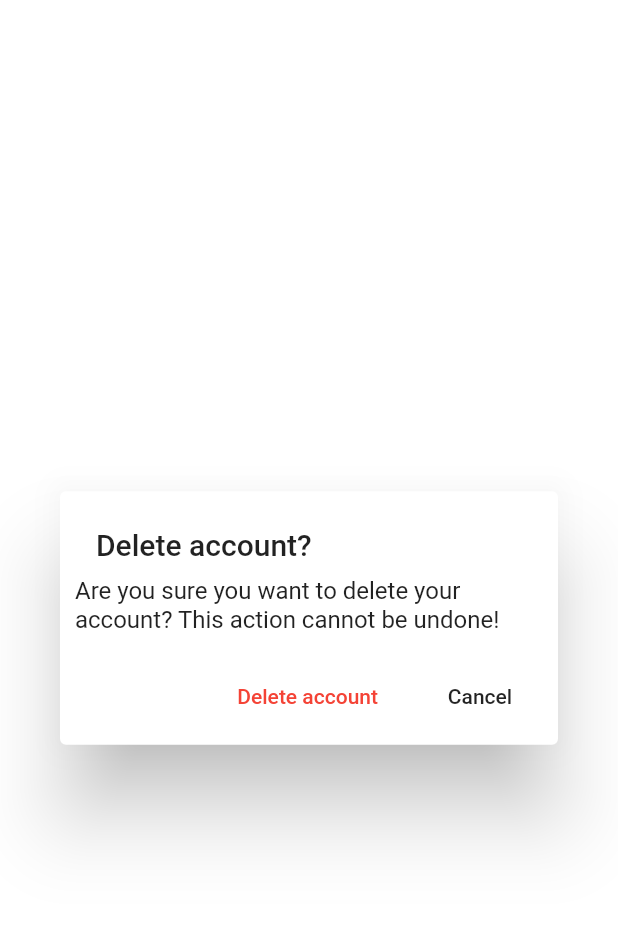
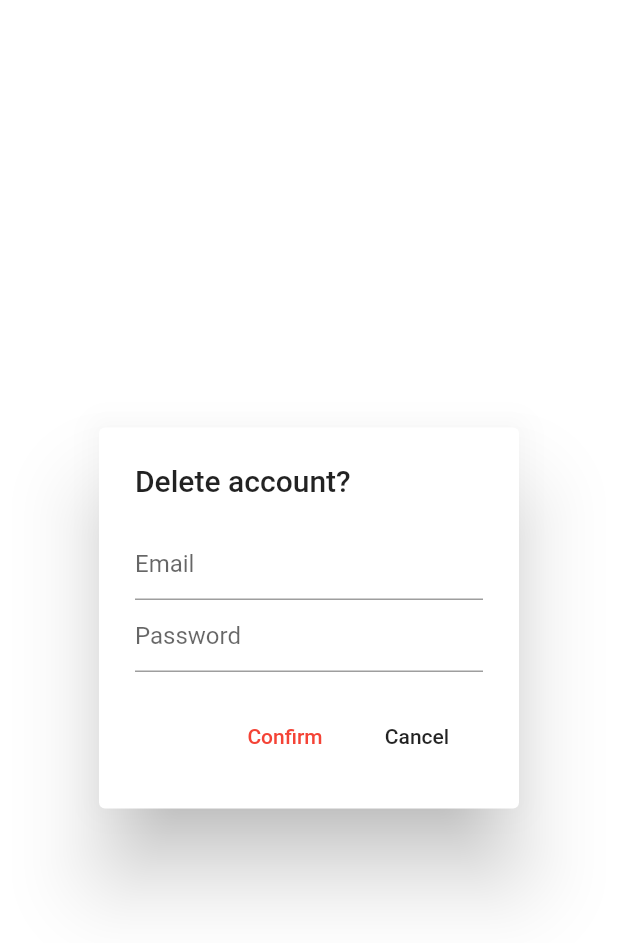
Before and after one commit to chair-fight/student_toolbox, a Flutter app: the DeleteAccountDialog widget shown alone on an empty page, opened directly, on a phone screen of 412 x 824 dp. Shown: the top 943 px of the screen. Run offline on Flutter 3.47's test engine with Material 2 defaults, Android fonts, the phone set to English and light mode, and no system bars; our stand-ins replace firebase_auth, firebase_core, flutter_spinkit, shared_preferences; accounts and stored records are empty.

Commit message:
Completed account deletion

```diff
--- a/lib/services/auth.dart
+++ b/lib/services/auth.dart
@@ -27,5 +27,8 @@ class AuthService {
 
   User get currentUser => FirebaseAuth.instance.currentUser;
 
-  Future<void> deleteAccount() async => await _auth.currentUser.delete();
+  Future<void> deleteAccount(String email, String password) async {
+    var user = await emailSignIn(email, password);
+    await user.delete();
+  }
 }
--- a/lib/widgets/dialogs/delete_account_dialog.dart
+++ b/lib/widgets/dialogs/delete_account_dialog.dart
@@ -1,37 +1,82 @@
-import 'package:firebase_auth/firebase_auth.dart';
 import 'package:flutter/material.dart';
 import 'package:student_toolbox/services/auth.dart';
+import 'package:student_toolbox/services/validators/email_validator.dart';
+import 'package:student_toolbox/services/validators/password_validator.dart';
 
-class DeleteAccountDialog extends StatelessWidget {
+class DeleteAccountDialog extends StatefulWidget {
+  @override
+  _DeleteAccountDialogState createState() => _DeleteAccountDialogState();
+}
+
+class _DeleteAccountDialogState extends State<DeleteAccountDialog> {
+  String _email = '';
+  String _password = '';
+
+  String _firebaseError = '';
+
+  GlobalKey<FormState> _formKey = GlobalKey<FormState>();
+
+  _confirmBtnClicked() async {
+    if (_formKey.currentState.validate())
+      try {
+        await AuthService().deleteAccount(_email, _password);
+        Navigator.of(context).pop();
+        Navigator.of(context).pop();
+      } catch (e) {
+        setState(() {
+          _firebaseError = e.toString();
+        });
+      }
+  }
+
   @override
   Widget build(BuildContext context) {
     return AlertDialog(
-      contentPadding: EdgeInsets.all(10),
       title: Text("Delete account?"),
-      content: Text(
-          "Are you sure you want to delete your account? This action cannot be undone!"),
-      actions: [
+      content: Center(
+        heightFactor: 1,
+        child: Form(
+          key: _formKey,
+          child: Column(
+            mainAxisSize: MainAxisSize.min,
+            children: [
+              TextFormField(
+                decoration: InputDecoration(hintText: "Email"),
+                validator: EmailValidator.validate,
+                onChanged: (value) => setState(() => _email = value),
+              ),
+              TextFormField(
+                decoration: InputDecoration(hintText: "Password"),
+                obscureText: true,
+                validator: PasswordValidator.validate,
+                onChanged: (value) => setState(() => _password = value),
+              ),
+              Text(
+                _firebaseError,
+                style: TextStyle(color: Colors.red),
+              ),
+              Row(
+                mainAxisAlignment: MainAxisAlignment.end,
+                children: [
                   FlatButton(
                     child: Text(
-            "Delete account",
-            style: TextStyle(
-              color: Colors.red,
+                      "Confirm",
+                      style: TextStyle(color: Colors.red),
                     ),
-          ),
-          onPressed: () async {
-            try {
-              await AuthService().deleteAccount();
-            } on FirebaseAuthException {
-
-            }
-          },
+                    onPressed: _confirmBtnClicked,
                   ),
                   FlatButton(
                     child: Text("Cancel"),
                     onPressed: () {
                       Navigator.of(context).pop();
-            })
+                    },
+                  ),
                 ],
+              ),
+            ],
+          ),
+        ),
+      ),
     );
   }
 }
```
Also changed, not shown: lib/widgets/dialogs/credential_input_dialog.dart (deleted, +0 -40 lines). Lines whose indentation alone changed are shown as unchanged.
